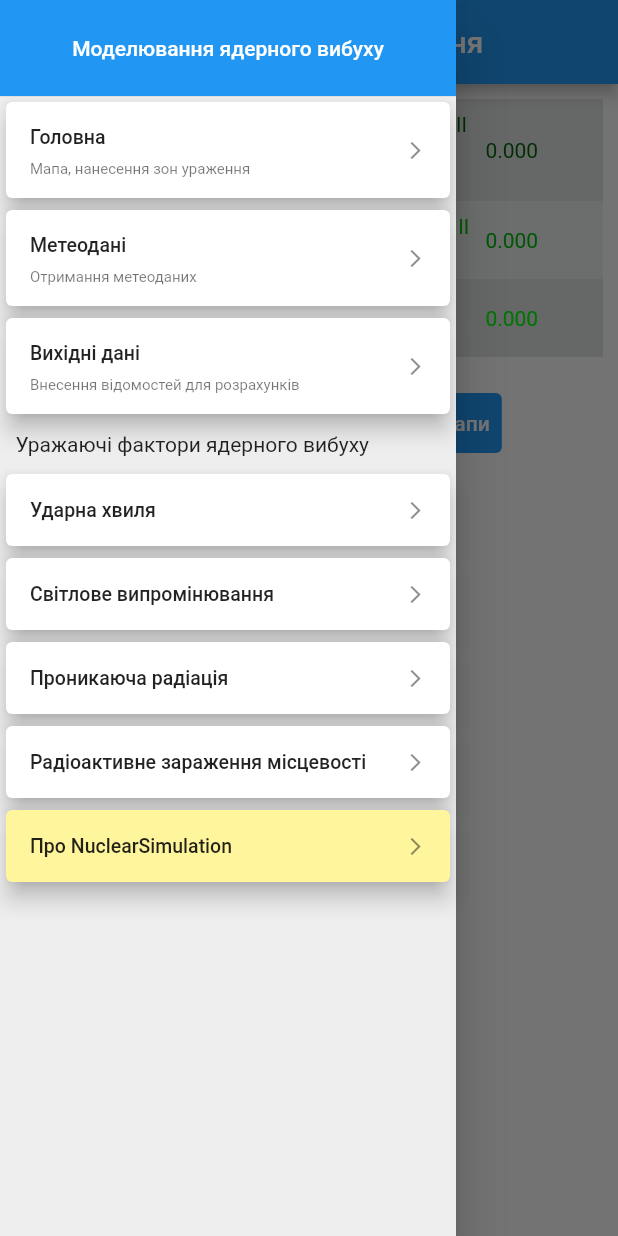
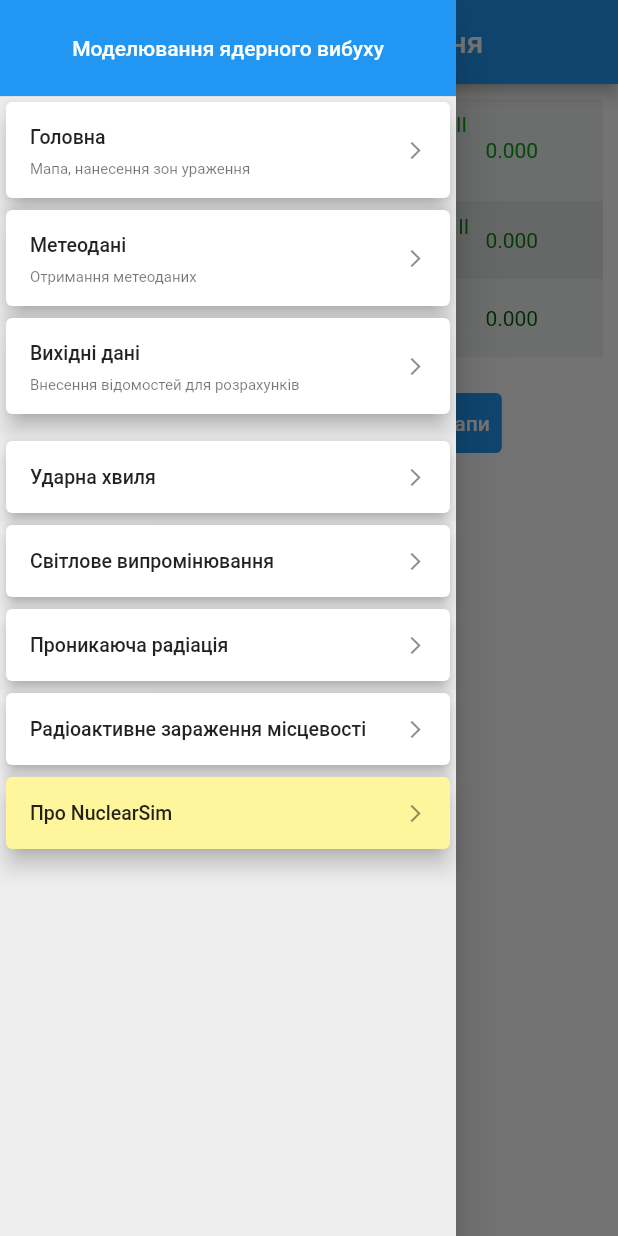
Before and after one commit to Krzheminsky/nuclear-mobile, a Flutter app: the LightRadiation screen opened by its route, with the side drawer open, on a phone screen of 412 x 824 dp. Run offline on Flutter 3.47's test engine with Material 2 defaults, Android fonts, the light colour scheme and no system bars; our stand-ins replace flutter_map, latlong2, sleek_circular_slider; missing offline and left inert: positioned_tap_detector_2.

Commit message:
release v 1.1.0

```diff
--- a/lib/pagets/about.dart
+++ b/lib/pagets/about.dart
@@ -8,7 +8,7 @@ class About extends StatelessWidget {
   @override
   Widget build(BuildContext context) {
     return Scaffold(
-      appBar: AppBar(title: const Text('Про застосунок NuclearSimulation')),
+      appBar: AppBar(title: const Text('Про NuclearSim')),
       drawer: buildDrawer(context, route),
       body: SafeArea(
         child: SingleChildScrollView(
@@ -26,12 +26,16 @@ class About extends StatelessWidget {
                       left: 20.0, bottom: 0.0, top: 10.0, right: 20.0),
                   child:
                       const Text("Шановні співвітчизники, доброго часу доби!")),
-              // Container(
-              //   margin: const EdgeInsets.only(
-              //       left: 20.0, bottom: 0.0, top: 10.0, right: 20.0),
-              //   child: const Text(
-              //       "     Мобільний додаток NuclearSimulation - розроблено з метою допомоги фахівцям з цивільного захисту та громадянам оперативно, швидко визначити основні загрози, які можуть виникнути при аваріях на хімічно-небезпечних об'єктах. \n     Автор наполягає, що засосунок Forecast НЕ Є ОФІЦІЙНИМ ДЖЕРЕЛОМ отримання розрахункових даних, а лише допомогає оперативно розрахувати та візуалізувати на карті місце та район аварії, глибину поширення первинної та вторинної хмар, площу ЗМХЗ та ПЗХЗ.\n     У використанні застосунок дуже простий:\n     - заповнюємо показники на вкладці 'Вихідні дані';\n     - дивимося на результати розрахунків у одноіменній вкладці;\n     - переходимо до мапи та вибираємо (клацаємо пальцем) на місце аварії. Хоча це можно зробити і на початку :-)\n     - якщо потрібно, розраховуємо можливі втрати у відповідних вкладках.\n     При бажанні, Ви ще зможете знайти деякі цікавинки."),
-              // ),
+              Container(
+                margin: const EdgeInsets.only(
+                    left: 20.0, bottom: 0.0, top: 10.0, right: 20.0),
+                child: const Text(
+                  "     Перед використанням застосунку NuclearSim автор зауважує: застосунок НЕ Є ОФІЦІЙНИМ ДЖЕРЕЛОМ отримання розрахункових даних, він задуманий, як освітній ресурс. Його не слід використовувати для аварійного планування або реагування на надзвичайні ситуації, коли на карту можуть бути поставлені життя та здоров'я. Це не ідеальне моделювання. Будь ласка, не використовуйте NuclearSimulation, щоб прогнозувати реальний вибух. Дякую.\n     NuclearSim розроблено з метою допомоги фахівцям з цивільного захисту та громадянам оперативно, швидко визначити основні загрози, які можуть виникнути при застосуванні ядерної зброї, а також для фахівців навчально-методичних центрів цивільного захисту та безпеки життєдіяльності для проведення занять із відповідними категоріями громадян.\n     Також зауважу, що це спрощена модель вибуху, яка розглядає тільки наземний вибух та вибух у повітрі на висоті 500 метрів.\n     У використанні застосунок дуже простий:\n     - за потреби, отримуємо метеодані та передаємо їх до вихідних даних;\n     - у вихідних даних вибираємо потужність та вид вибуху, при бажанні коригуємо швидкість і напрямок вітру; \n     - клацаємо, щоб змоделювати вибух.\n     Для кращої візуалізації розрахунки та моделювання вибуху виконано тотожними кольорами.",
+                  style: TextStyle(
+                    fontSize: 13,
+                  ),
+                ),
+              ),
               Container(
                   margin: const EdgeInsets.only(
                       left: 20.0, bottom: 0.0, top: 10.0, right: 20.0),
--- a/lib/pagets/home.dart
+++ b/lib/pagets/home.dart
@@ -353,7 +353,16 @@ class HomePage extends StatelessWidget {
 
     return Scaffold(
       appBar: AppBar(
-        title: const Text('Прогноз наслідків ЯВ'),
+        // excludeHeaderSemantics: true,
+        // scrolledUnderElevation: 6,
+        // automaticallyImplyLeading: false,
+        title: const Text(
+          'Прогноз наслідків ядерного вибуху',
+          style: TextStyle(
+            fontSize: 16,
+            fontWeight: FontWeight.bold,
+          ),
+        ),
       ),
       drawer: buildDrawer(context, route),
       body: Padding(
@@ -444,7 +453,7 @@ class HomePage extends StatelessWidget {
                     CircleMarker(
                       borderColor: const Color.fromARGB(255, 255, 0, 0),
                       point: LatLng(x, y),
-                      color: Colors.red.withOpacity(0.0),
+                      color: Colors.red.withOpacity(0.6),
                       borderStrokeWidth: 2,
                       useRadiusInMeter: true,
                       radius: fireBall * 1000,
@@ -486,7 +495,7 @@ class HomePage extends StatelessWidget {
                       radius: overpressure1 * 1000,
                     ),
                     CircleMarker(
-                      borderColor: const Color.fromARGB(255, 1, 100, 5),
+                      borderColor: const Color.fromARGB(255, 1, 88, 4),
                       point: LatLng(x, y),
                       color: const Color.fromARGB(255, 210, 247, 5)
                           .withOpacity(0.0),
@@ -495,7 +504,7 @@ class HomePage extends StatelessWidget {
                       radius: thermalRadiation1 * 1000,
                     ),
                     CircleMarker(
-                      borderColor: const Color.fromARGB(255, 3, 187, 12),
+                      borderColor: const Color.fromARGB(255, 8, 124, 14),
                       point: LatLng(x, y),
                       color: const Color.fromARGB(255, 210, 247, 5)
                           .withOpacity(0.0),
@@ -504,7 +513,7 @@ class HomePage extends StatelessWidget {
                       radius: thermalRadiation2 * 1000,
                     ),
                     CircleMarker(
-                      borderColor: const Color.fromARGB(255, 0, 255, 13),
+                      borderColor: const Color.fromARGB(255, 16, 160, 23),
                       point: LatLng(x, y),
                       color: const Color.fromARGB(255, 210, 247, 5)
                           .withOpacity(0.0),
--- a/lib/pagets/light_radiation.dart
+++ b/lib/pagets/light_radiation.dart
@@ -32,7 +32,7 @@ class LightRadiation extends StatelessWidget {
               children: [
                 TableRow(
                     decoration: const BoxDecoration(
-                      color: Color.fromARGB(255, 222, 224, 224),
+                      color: Color.fromARGB(255, 236, 239, 240),
                     ),
                     children: [
                       Container(
@@ -42,7 +42,7 @@ class LightRadiation extends StatelessWidget {
                             "Радіус дії світлового випромінювання - опіки III ступеню (омертвіння всіх шарів шкіри та прилеглих тканин) (км)",
                             textScaleFactor: 0.95,
                             style: TextStyle(
-                              color: Color.fromARGB(255, 1, 100, 5),
+                              color: Color.fromARGB(255, 16, 160, 23),
                             ),
                           )),
                       Container(
@@ -53,7 +53,34 @@ class LightRadiation extends StatelessWidget {
                             thermalRadiation3.toStringAsFixed(3),
                             textScaleFactor: 1,
                             style: const TextStyle(
-                              color: Color.fromARGB(255, 1, 100, 5),
+                              color: Color.fromARGB(255, 16, 160, 23),
+                            ),
+                          )),
+                    ]),
+                TableRow(
+                    decoration: const BoxDecoration(
+                      color: Color.fromARGB(255, 222, 224, 224),
+                    ),
+                    children: [
+                      Container(
+                          padding: const EdgeInsets.only(
+                              left: 5.0, bottom: 10.0, top: 10.0, right: 10.0),
+                          child: const Text(
+                            "Радіус дії світлового випромінювання – опіки II ступеню (утворення пухирів) (км)",
+                            textScaleFactor: 0.95,
+                            style: TextStyle(
+                              color: Color.fromARGB(255, 8, 124, 14),
+                            ),
+                          )),
+                      Container(
+                          padding: const EdgeInsets.only(
+                              left: 0, bottom: 10.0, top: 10.0, right: 10.0),
+                          // height: 24,
+                          child: Text(
+                            thermalRadiation2.toStringAsFixed(3),
+                            textScaleFactor: 1,
+                            style: const TextStyle(
+                              color: Color.fromARGB(255, 8, 124, 14),
                             ),
                           )),
                     ]),
@@ -66,37 +93,10 @@ class LightRadiation extends StatelessWidget {
                           padding: const EdgeInsets.only(
                               left: 5.0, bottom: 10.0, top: 10.0, right: 10.0),
                           child: const Text(
-                            "Радіус дії світлового випромінювання – опіки II ступеню (утворення пухирів) (км)",
-                            textScaleFactor: 0.95,
-                            style: TextStyle(
-                              color: Color.fromARGB(255, 3, 187, 12),
-                            ),
-                          )),
-                      Container(
-                          padding: const EdgeInsets.only(
-                              left: 0, bottom: 10.0, top: 10.0, right: 10.0),
-                          // height: 24,
-                          child: Text(
-                            thermalRadiation2.toStringAsFixed(3),
-                            textScaleFactor: 1,
-                            style: const TextStyle(
-                              color: Color.fromARGB(255, 3, 187, 12),
-                            ),
-                          )),
-                    ]),
-                TableRow(
-                    decoration: const BoxDecoration(
-                      color: Color.fromARGB(255, 222, 224, 224),
-                    ),
-                    children: [
-                      Container(
-                          padding: const EdgeInsets.only(
-                              left: 5.0, bottom: 10.0, top: 10.0, right: 10.0),
-                          child: const Text(
                             "Радіус дії світлового випромінювання - опіки I ступеню (почервоніння та набряк шкіри) (км)",
                             textScaleFactor: 0.95,
                             style: TextStyle(
-                              color: Color.fromARGB(255, 0, 255, 13),
+                              color: Color.fromARGB(255, 1, 88, 4),
                             ),
                           )),
                       Container(
@@ -107,7 +107,7 @@ class LightRadiation extends StatelessWidget {
                             thermalRadiation1.toStringAsFixed(3),
                             textScaleFactor: 1,
                             style: const TextStyle(
-                              color: Color.fromARGB(255, 0, 255, 13),
+                              color: Color.fromARGB(255, 1, 88, 4),
                             ),
                           )),
                     ]),
--- a/lib/widgets/driwer.dart
+++ b/lib/widgets/driwer.dart
@@ -108,14 +108,10 @@ Drawer buildDrawer(BuildContext context, String currentRoute) {
           ),
         ),
         const SizedBox(
-          height: 8,
-        ),
-        const Text('   Уражаючі фактори ядерного вибуху'),
-        const SizedBox(
-          height: 8,
+          height: 10,
         ),
         Card(
-          elevation: 6,
+          elevation: 4,
           child: ListTile(
             title: const Text('Ударна хвиля'),
             // subtitle: const Text(
@@ -140,7 +136,7 @@ Drawer buildDrawer(BuildContext context, String currentRoute) {
           ),
         ),
         Card(
-          elevation: 6,
+          elevation: 4,
           child: ListTile(
             title: const Text('Світлове випромінювання'),
             // subtitle: const Text(
@@ -165,7 +161,7 @@ Drawer buildDrawer(BuildContext context, String currentRoute) {
           ),
         ),
         Card(
-          elevation: 6,
+          elevation: 4,
           child: ListTile(
             title: const Text('Проникаюча радіація'),
             // subtitle: const Text(
@@ -190,7 +186,7 @@ Drawer buildDrawer(BuildContext context, String currentRoute) {
           ),
         ),
         Card(
-          elevation: 6,
+          elevation: 4,
           child: ListTile(
             title: const Text('Радіоактивне зараження місцевості'),
             trailing: const Icon(
@@ -214,7 +210,7 @@ Drawer buildDrawer(BuildContext context, String currentRoute) {
           color: Colors.yellow[200],
           elevation: 6,
           child: ListTile(
-            title: const Text('Про NuclearSimulation'),
+            title: const Text('Про NuclearSim'),
             trailing: const Icon(
               Icons.arrow_forward_ios,
               size: 14,
```
Also changed, not shown: 7 other files.
